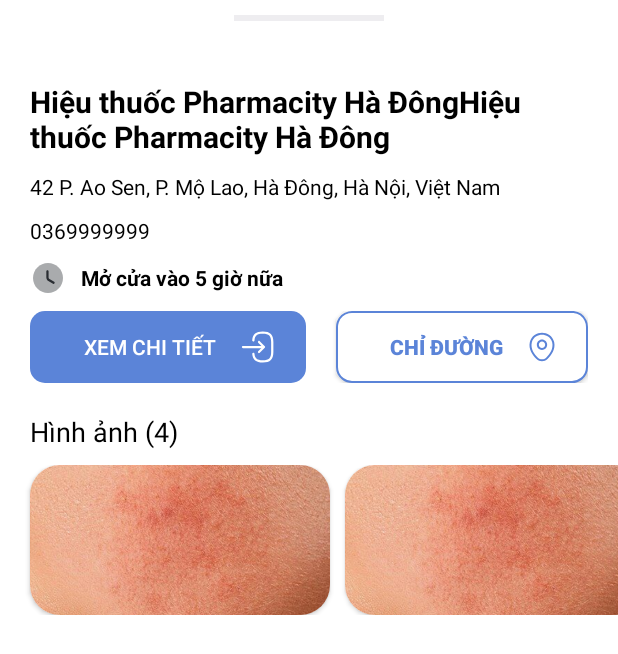
After one commit to thang44hdai/DermatologyApp, an Android app: the layout layout_bottom_sheet_pharmacy.xml on its own in the app's theme, with its tools: preview values and no code run, on a phone screen of 412 x 824 dp. The commit adds this screen. Shown: the top 654 px of the screen. Run offline under Robolectric (Android 15) with nearby library versions, the light colour scheme and no system bars.

Commit message:
feat: direction on the map

```diff
--- a/app/src/main/java/com/example/safeaid/screens/map/MapViewModel.kt
+++ b/app/src/main/java/com/example/safeaid/screens/map/MapViewModel.kt
@@ -14,12 +14,14 @@ import com.example.safeaid.screens.authenication.viewmodel.LoginState
 import dagger.hilt.android.lifecycle.HiltViewModel
 import kotlinx.coroutines.Dispatchers
 import kotlinx.coroutines.launch
+import org.osmdroid.util.GeoPoint
 import javax.inject.Inject
 
 @HiltViewModel
 class MapViewModel @Inject constructor(
     private val apiService: ApiService
 ) : BaseViewModel<MapState, MapEvent>() {
+    val currentLocation = GeoPoint(20.980983103228652, 105.788156785282)
     var isPredicted: Boolean = false
 
     fun searchPharmacyNear(
--- a/app/src/main/res/drawable/bg_bottom_sheet.xml
+++ b/app/src/main/res/drawable/bg_bottom_sheet.xml
@@ -2,7 +2,7 @@
 <shape xmlns:android="http://schemas.android.com/apk/res/android"
     android:shape="rectangle">
 
-    <solid android:color="#F8F8FA" />
+    <solid android:color="@color/white" />
 
     <corners
         android:topLeftRadius="10dp"
--- /dev/null
+++ b/app/src/main/res/drawable/bg_btn_direction.xml
@@ -0,0 +1,9 @@
+<?xml version="1.0" encoding="utf-8"?>
+<shape xmlns:android="http://schemas.android.com/apk/res/android">
+    <solid android:color="@color/white" />
+    <corners android:radius="10dp" />
+    <stroke
+        android:width="1dp"
+        android:color="@color/primary"
+        android:dashWidth="10dp" />
+</shape>
--- /dev/null
+++ b/app/src/main/res/drawable/ic_clock.xml
@@ -0,0 +1,14 @@
+<vector xmlns:android="http://schemas.android.com/apk/res/android"
+    android:width="24dp"
+    android:height="24dp"
+    android:viewportWidth="24"
+    android:viewportHeight="24">
+  <path
+      android:pathData="M12,22C17.523,22 22,17.523 22,12C22,6.477 17.523,2 12,2C6.477,2 2,6.477 2,12C2,17.523 6.477,22 12,22Z"
+      android:strokeAlpha="0.4"
+      android:fillColor="#292D32"
+      android:fillAlpha="0.4"/>
+  <path
+      android:pathData="M15.71,15.93C15.58,15.93 15.45,15.9 15.33,15.82L12.23,13.97C11.46,13.51 10.89,12.5 10.89,11.61V7.51C10.89,7.1 11.23,6.76 11.64,6.76C12.05,6.76 12.39,7.1 12.39,7.51V11.61C12.39,11.97 12.69,12.5 13,12.68L16.1,14.53C16.46,14.74 16.57,15.2 16.36,15.56C16.21,15.8 15.96,15.93 15.71,15.93Z"
+      android:fillColor="#292D32"/>
+</vector>
--- /dev/null
+++ b/app/src/main/res/drawable/ic_location.xml
@@ -0,0 +1,12 @@
+<vector xmlns:android="http://schemas.android.com/apk/res/android"
+    android:width="21dp"
+    android:height="21dp"
+    android:viewportWidth="21"
+    android:viewportHeight="21">
+  <path
+      android:pathData="M10.5,12.399C8.636,12.399 7.114,10.885 7.114,9.013C7.114,7.14 8.636,5.635 10.5,5.635C12.364,5.635 13.886,7.149 13.886,9.021C13.886,10.894 12.364,12.399 10.5,12.399ZM10.5,6.948C9.363,6.948 8.426,7.875 8.426,9.021C8.426,10.167 9.354,11.095 10.5,11.095C11.646,11.095 12.574,10.167 12.574,9.021C12.574,7.875 11.637,6.948 10.5,6.948Z"
+      android:fillColor="#5B84D8"/>
+  <path
+      android:pathData="M10.5,19.915C9.205,19.915 7.901,19.425 6.886,18.454C4.305,15.969 1.452,12.005 2.529,7.289C3.5,3.01 7.236,1.094 10.5,1.094C10.5,1.094 10.5,1.094 10.509,1.094C13.773,1.094 17.509,3.01 18.48,7.298C19.548,12.014 16.695,15.969 14.114,18.454C13.099,19.425 11.795,19.915 10.5,19.915ZM10.5,2.406C7.954,2.406 4.681,3.763 3.815,7.577C2.87,11.699 5.46,15.251 7.805,17.5C9.319,18.961 11.69,18.961 13.204,17.5C15.54,15.251 18.13,11.699 17.202,7.577C16.327,3.763 13.046,2.406 10.5,2.406Z"
+      android:fillColor="#5B84D8"/>
+</vector>
--- /dev/null
+++ b/app/src/main/res/layout/item_image.xml
@@ -0,0 +1,15 @@
+<?xml version="1.0" encoding="utf-8"?>
+<androidx.cardview.widget.CardView xmlns:android="http://schemas.android.com/apk/res/android"
+    xmlns:app="http://schemas.android.com/apk/res-auto"
+    android:layout_width="wrap_content"
+    android:layout_height="wrap_content"
+    android:layout_marginEnd="10dp"
+    app:cardCornerRadius="20dp">
+
+    <androidx.appcompat.widget.AppCompatImageView
+        android:id="@+id/imv"
+        android:layout_width="200dp"
+        android:layout_height="100dp"
+        android:scaleType="centerCrop"
+        android:src="@drawable/bg_take" />
+</androidx.cardview.widget.CardView>
--- /dev/null
+++ b/app/src/main/res/layout/layout_bottom_sheet_pharmacy.xml
@@ -0,0 +1,141 @@
+<?xml version="1.0" encoding="utf-8"?>
+<androidx.constraintlayout.widget.ConstraintLayout xmlns:android="http://schemas.android.com/apk/res/android"
+    xmlns:app="http://schemas.android.com/apk/res-auto"
+    xmlns:tools="http://schemas.android.com/tools"
+    android:layout_width="match_parent"
+    android:layout_height="wrap_content"
+    android:background="@drawable/bg_bottom_sheet"
+    android:paddingBottom="50dp">
+
+    <View
+        android:id="@+id/line"
+        android:layout_width="100dp"
+        android:layout_height="4dp"
+        android:layout_marginTop="10dp"
+        android:background="#EEEDF0"
+        app:layout_constraintEnd_toEndOf="parent"
+        app:layout_constraintStart_toStartOf="parent"
+        app:layout_constraintTop_toTopOf="parent" />
+
+    <TextView
+        android:id="@+id/tv_title"
+        android:layout_width="0dp"
+        android:layout_height="wrap_content"
+        android:layout_marginHorizontal="20dp"
+        android:layout_marginTop="40dp"
+        android:text="Hiệu thuốc Pharmacity Hà ĐôngHiệu thuốc Pharmacity Hà Đông"
+        android:textColor="@color/black"
+        android:textSize="20sp"
+        android:textStyle="bold"
+        app:layout_constraintEnd_toEndOf="parent"
+        app:layout_constraintStart_toStartOf="parent"
+        app:layout_constraintTop_toBottomOf="@+id/line" />
+
+    <TextView
+        android:id="@+id/tv_address"
+        android:layout_width="0dp"
+        android:layout_height="wrap_content"
+        android:layout_marginTop="10dp"
+        android:text="42 P. Ao Sen, P. Mộ Lao, Hà Đông, Hà Nội, Việt Nam"
+        android:textColor="@color/black"
+        app:layout_constraintEnd_toEndOf="@+id/tv_title"
+        app:layout_constraintStart_toStartOf="@+id/tv_title"
+        app:layout_constraintTop_toBottomOf="@+id/tv_title" />
+
+    <TextView
+        android:id="@+id/tv_sdt"
+        android:layout_width="wrap_content"
+        android:layout_height="wrap_content"
+        android:layout_marginTop="10dp"
+        android:text="0369999999"
+        android:textColor="@color/black"
+        app:layout_constraintStart_toStartOf="@+id/tv_address"
+        app:layout_constraintTop_toBottomOf="@+id/tv_address" />
+
+    <LinearLayout
+        android:id="@+id/layout_time"
+        android:layout_width="wrap_content"
+        android:layout_height="wrap_content"
+        android:layout_marginTop="10dp"
+        android:gravity="center"
+        android:orientation="horizontal"
+        app:layout_constraintStart_toStartOf="@+id/tv_sdt"
+        app:layout_constraintTop_toBottomOf="@+id/tv_sdt">
+
+        <ImageView
+            android:id="@+id/ic"
+            android:layout_width="wrap_content"
+            android:layout_height="wrap_content"
+            android:layout_weight="1"
+            app:srcCompat="@drawable/ic_clock" />
+
+        <TextView
+            android:id="@+id/tv_time"
+            android:layout_width="wrap_content"
+            android:layout_height="wrap_content"
+            android:layout_marginStart="10dp"
+            android:layout_weight="1"
+            android:text="Mở cửa vào 5 giờ nữa"
+            android:textColor="@color/black"
+            android:textStyle="bold" />
+    </LinearLayout>
+
+    <LinearLayout
+        android:id="@+id/layout_btn"
+        android:layout_width="match_parent"
+        android:layout_height="wrap_content"
+        android:layout_marginHorizontal="20dp"
+        android:layout_marginTop="10dp"
+        android:orientation="horizontal"
+        app:layout_constraintStart_toStartOf="@+id/layout_time"
+        app:layout_constraintTop_toBottomOf="@+id/layout_time">
+
+        <Button
+            android:id="@+id/btn_view_detail"
+            android:layout_width="wrap_content"
+            android:layout_height="wrap_content"
+            android:layout_marginEnd="10dp"
+            android:layout_weight="1"
+            android:background="@drawable/bg_btn_login"
+            android:drawableEnd="@drawable/ic_go_to_location"
+            android:paddingHorizontal="20dp"
+            android:text="Xem chi tiết"
+            android:textColor="@color/white" />
+
+        <Button
+            android:id="@+id/btn_direction"
+            android:layout_width="wrap_content"
+            android:layout_height="wrap_content"
+            android:layout_marginStart="10dp"
+            android:layout_weight="1"
+            android:background="@drawable/bg_btn_direction"
+            android:drawableEnd="@drawable/ic_location"
+            android:paddingHorizontal="20dp"
+            android:text="Chỉ đường"
+            android:textColor="@color/primary"
+            android:textStyle="bold" />
+    </LinearLayout>
+
+    <TextView
+        android:id="@+id/tv_number_image"
+        android:layout_width="wrap_content"
+        android:layout_height="wrap_content"
+        android:layout_marginTop="20dp"
+        android:text="Hình ảnh (4)"
+        android:textColor="@color/black"
+        android:textSize="18sp"
+        app:layout_constraintStart_toStartOf="@+id/tv_title"
+        app:layout_constraintTop_toBottomOf="@+id/layout_btn" />
+
+    <androidx.recyclerview.widget.RecyclerView
+        android:id="@+id/rcv"
+        android:layout_width="match_parent"
+        android:layout_height="wrap_content"
+        android:layout_marginTop="10dp"
+        android:clipToPadding="false"
+        android:orientation="horizontal"
+        android:paddingStart="20dp"
+        app:layoutManager="androidx.recyclerview.widget.LinearLayoutManager"
+        app:layout_constraintTop_toBottomOf="@+id/tv_number_image"
+        tools:listitem="@layout/item_image" />
+</androidx.constraintlayout.widget.ConstraintLayout>
```
Also changed, not shown: app/src/main/java/com/example/safeaid/screens/map/MapFragment.kt (+107 -18 lines), app/src/main/java/com/example/safeaid/screens/map/adapter/ImageAdapter.kt (added, +30 -0 lines), app/src/main/java/com/example/safeaid/screens/map/bottom_sheet/PharmacyBottomSheet.kt (added, +127 -0 lines).
